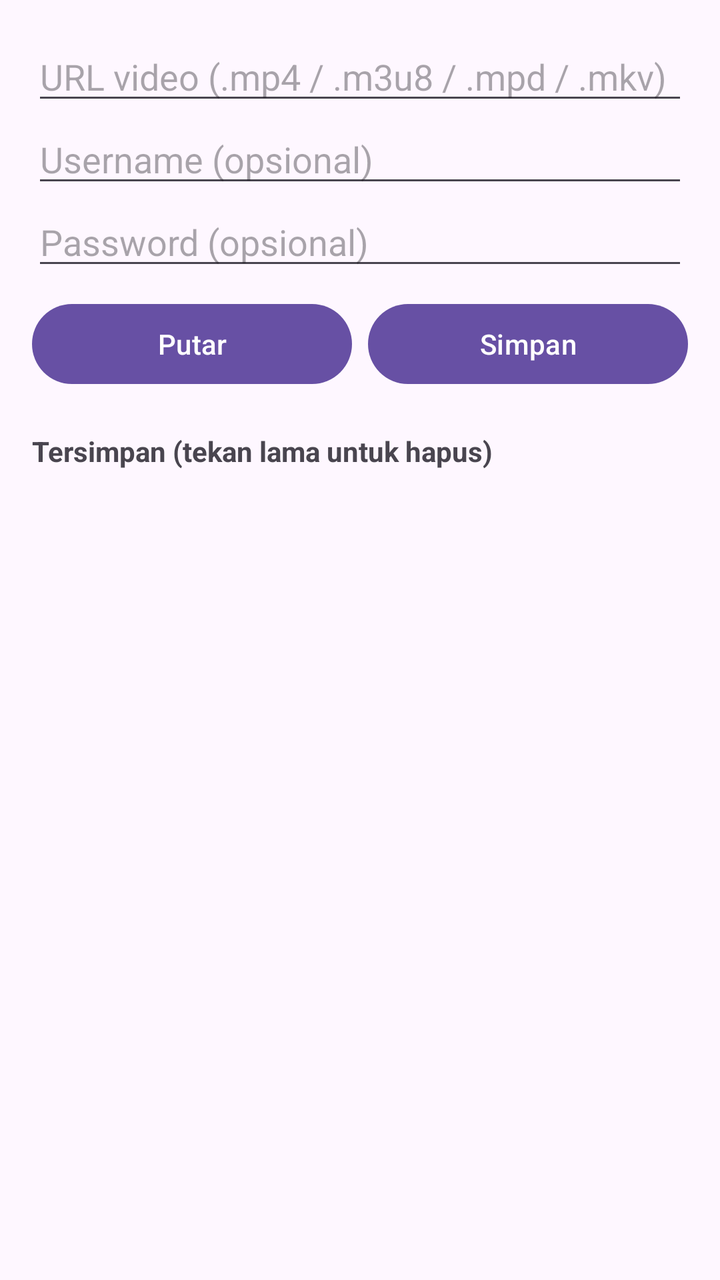
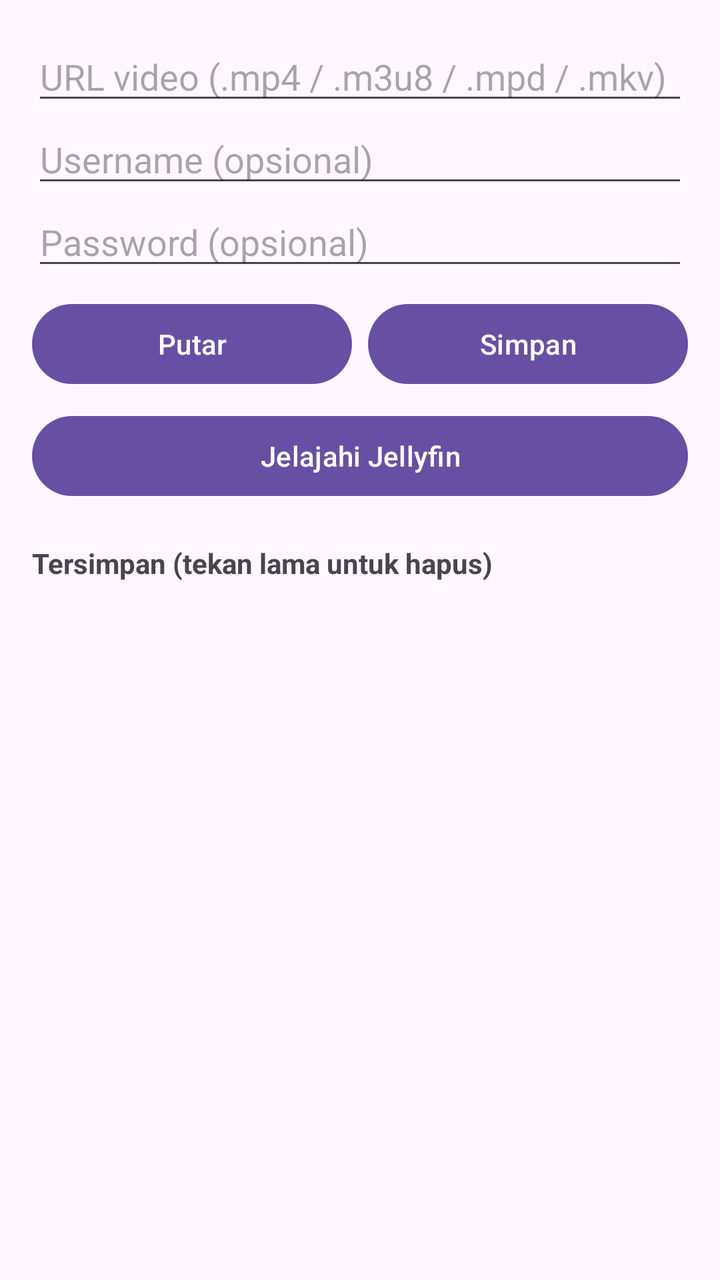

The first picture is an Android layout as it rendered before a commit; the second is the same layout after the commit. The layout source and the unified diff follow.
<!-- AndroidManifest.xml: application theme Theme.StreamPlayer -->
<!-- res/layout/activity_main.xml -->
<?xml version="1.0" encoding="utf-8"?>
<LinearLayout xmlns:android="http://schemas.android.com/apk/res/android"
    android:layout_width="match_parent"
    android:layout_height="match_parent"
    android:orientation="vertical"
    android:padding="16dp">

    <EditText
        android:id="@+id/etUrl"
        android:layout_width="match_parent"
        android:layout_height="wrap_content"
        android:hint="@string/hint_url"
        android:importantForAutofill="no"
        android:inputType="textUri" />

    <EditText
        android:id="@+id/etUser"
        android:layout_width="match_parent"
        android:layout_height="wrap_content"
        android:hint="@string/hint_user"
        android:importantForAutofill="no"
        android:inputType="text" />

    <EditText
        android:id="@+id/etPass"
        android:layout_width="match_parent"
        android:layout_height="wrap_content"
        android:hint="@string/hint_pass"
        android:importantForAutofill="no"
        android:inputType="textPassword" />

    <LinearLayout
        android:layout_width="match_parent"
        android:layout_height="wrap_content"
        android:layout_marginTop="8dp"
        android:orientation="horizontal">

        <Button
            android:id="@+id/btnPlay"
            android:layout_width="0dp"
            android:layout_height="wrap_content"
            android:layout_marginEnd="4dp"
            android:layout_weight="1"
            android:text="@string/btn_play" />

        <Button
            android:id="@+id/btnSave"
            android:layout_width="0dp"
            android:layout_height="wrap_content"
            android:layout_marginStart="4dp"
            android:layout_weight="1"
            android:text="@string/btn_save" />
    </LinearLayout>

    <TextView
        android:layout_width="wrap_content"
        android:layout_height="wrap_content"
        android:layout_marginTop="20dp"
        android:text="@string/saved_title"
        android:textStyle="bold" />

    <ListView
        android:id="@+id/lvSaved"
        android:layout_width="match_parent"
        android:layout_height="0dp"
        android:layout_weight="1" />
</LinearLayout>
<!-- resources referenced by this layout -->
<resources>
  <string name="btn_play">Putar</string>
  <string name="btn_save">Simpan</string>
  <string name="hint_pass">Password (opsional)</string>
  <string name="hint_url">URL video (.mp4 / .m3u8 / .mpd / .mkv)</string>
  <string name="hint_user">Username (opsional)</string>
  <string name="saved_title">Tersimpan (tekan lama untuk hapus)</string>
  <style name="Theme.StreamPlayer" parent="Theme.Material3.DayNight.NoActionBar" />
</resources>

<!-- the commit's change to res/layout/activity_main.xml (unified diff, before → after) -->
@@ -52,6 +52,13 @@
             android:text="@string/btn_save" />
     </LinearLayout>
 
+    <Button
+        android:id="@+id/btnJellyfin"
+        android:layout_width="match_parent"
+        android:layout_height="wrap_content"
+        android:layout_marginTop="8dp"
+        android:text="Jelajahi Jellyfin" />
+
     <TextView
         android:layout_width="wrap_content"
         android:layout_height="wrap_content"
